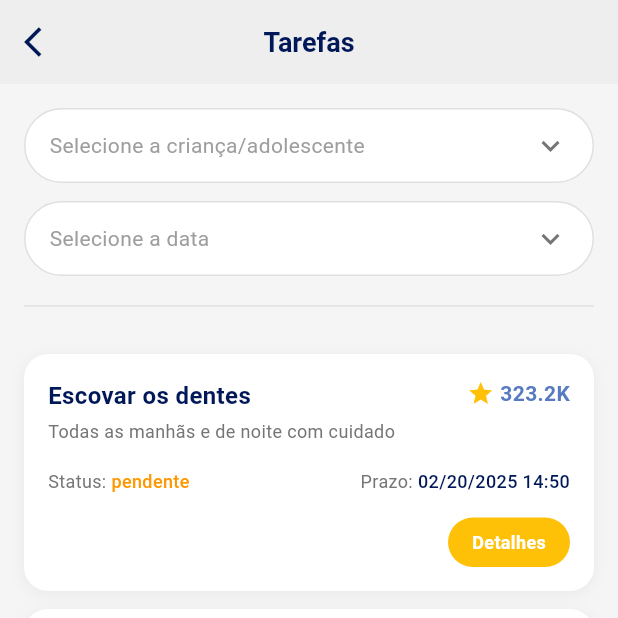
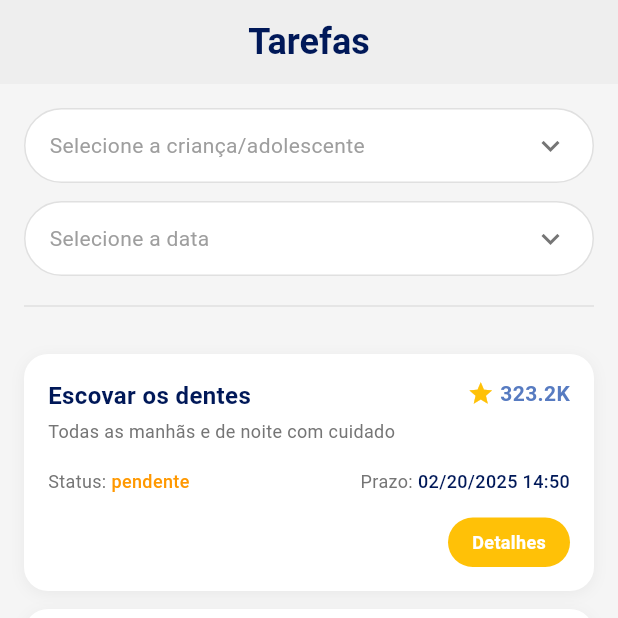
Before and after one commit to vikkev/flutter_jornada_kids, a Flutter app: the HomePage screen opened directly with empty values, swiped to page 2, on a phone screen of 412 x 824 dp, the top half of it. Run offline on Flutter 3.47's test engine with Material 3 defaults, Android fonts, the phone set to English and light mode, and no system bars.

Commit message:
UPDATE: Bug fix

```diff
--- a/lib/app/ui/pages/achievments/achievments_page.dart
+++ b/lib/app/ui/pages/achievments/achievments_page.dart
@@ -1,6 +1,8 @@
 import 'package:flutter/material.dart';
 
 class AchievementsPage extends StatelessWidget {
+  const AchievementsPage({super.key});
+
   @override
   Widget build(BuildContext context) {
     return SafeArea(
--- a/lib/app/ui/pages/auth/login/login_page.dart
+++ b/lib/app/ui/pages/auth/login/login_page.dart
@@ -136,7 +136,7 @@ class _LoginPageState extends State<LoginPage> {
                             : AppColors.primary,
                         foregroundColor: Colors.white,
                         disabledBackgroundColor: AppColors.primary,
-                        disabledForegroundColor: Colors.white.withOpacity(0.8),
+                        disabledForegroundColor: Colors.white.withAlpha(204),
                         shape: RoundedRectangleBorder(
                           borderRadius: BorderRadius.circular(8),
                         ),
--- a/lib/app/ui/pages/auth/user_register/register_page_child.dart
+++ b/lib/app/ui/pages/auth/user_register/register_page_child.dart
@@ -135,7 +135,7 @@ class _RegisterPageChildState extends State<RegisterPageChild> {
                             : AppColors.primary,
                         foregroundColor: Colors.white,
                         disabledBackgroundColor: AppColors.primary,
-                        disabledForegroundColor: Colors.white.withOpacity(0.8),
+                        disabledForegroundColor: Colors.white.withAlpha(204),
                         shape: RoundedRectangleBorder(
                           borderRadius: BorderRadius.circular(8),
                         ),
--- a/lib/app/ui/pages/auth/user_register/register_page_responsible.dart
+++ b/lib/app/ui/pages/auth/user_register/register_page_responsible.dart
@@ -148,7 +148,7 @@ class _RegisterPageResponsibleState extends State<RegisterPageResponsible> {
                       : AppColors.primary,
                   foregroundColor: Colors.white,
                   disabledBackgroundColor: AppColors.primary,
-                  disabledForegroundColor: Colors.white.withOpacity(0.8),
+                  disabledForegroundColor: Colors.white.withAlpha(204),
                   shape: RoundedRectangleBorder(
                     borderRadius: BorderRadius.circular(8),
                   ),
--- a/lib/app/ui/pages/home/home_page.dart
+++ b/lib/app/ui/pages/home/home_page.dart
@@ -61,9 +61,9 @@ class _HomePageState extends State<HomePage> {
           Expanded(
             child: Container(
               width: double.infinity,
-              decoration: const BoxDecoration(
-                color: Colors.white,
-                borderRadius: BorderRadius.only(
+              decoration: BoxDecoration(
+                color: Colors.grey.shade100,
+                borderRadius: const BorderRadius.only(
                   topLeft: Radius.circular(24),
                   topRight: Radius.circular(24),
                 ),
--- a/lib/app/ui/pages/settings/settings_page.dart
+++ b/lib/app/ui/pages/settings/settings_page.dart
@@ -1,6 +1,8 @@
 import 'package:flutter/material.dart';
 
 class SettingsPage extends StatelessWidget {
+  const SettingsPage({super.key});
+
   @override
   Widget build(BuildContext context) {
     return SafeArea(
--- a/lib/app/ui/pages/tasks/tasks_page.dart
+++ b/lib/app/ui/pages/tasks/tasks_page.dart
@@ -22,17 +22,14 @@ class TasksPage extends StatelessWidget {
         backgroundColor: Colors.grey.shade200,
         elevation: 0,
         centerTitle: true,
+        automaticallyImplyLeading: false,  // Impede a exibição do botão de voltar
         title: const Text(
           'Tarefas',
           style: TextStyle(
             color: AppColors.darkText,
             fontWeight: FontWeight.bold,
-            fontSize: 18,
+            fontSize: 24,
           ),
-        ),
-        leading: IconButton(
-          icon: const Icon(Icons.arrow_back_ios, color: AppColors.darkText),
-          onPressed: () => Navigator.of(context).pop(),
         ),
       ),
       body: Column(
@@ -156,7 +153,7 @@ class TaskCard extends StatelessWidget {
         borderRadius: BorderRadius.circular(16),
         boxShadow: [
           BoxShadow(
-            color: Colors.black.withOpacity(0.05),
+            color: Colors.black.withAlpha(13),
             blurRadius: 8,
             offset: const Offset(0, 2),
           ),
--- a/lib/app/ui/widgets/app_navbar.dart
+++ b/lib/app/ui/widgets/app_navbar.dart
@@ -30,7 +30,7 @@ class _AppBottomNavbarState extends State<AppBottomNavbar> {
         color: AppColors.darkBlue,
         boxShadow: [
           BoxShadow(
-            color: Colors.black.withOpacity(0.5),
+            color: Colors.black.withAlpha(128),
             blurRadius: 10,
             offset: const Offset(0, -1),
           ),
@@ -59,7 +59,7 @@ class _AppBottomNavbarState extends State<AppBottomNavbar> {
         child: Icon(
           icon,
           size: 28,
-          color: isSelected ? Colors.white : Colors.white.withOpacity(0.7),
+          color: isSelected ? Colors.white : Colors.white.withAlpha(179),
         ),
       ),
     );
--- a/lib/app/ui/widgets/create_task_widget.dart
+++ b/lib/app/ui/widgets/create_task_widget.dart
@@ -40,7 +40,7 @@ class CreateTaskWidget extends StatelessWidget {
                 borderRadius: BorderRadius.circular(8),
               ),
               elevation: 4,
-              shadowColor: Colors.black.withOpacity(1),
+              shadowColor: Colors.black.withAlpha(255),
             ),
             child: const Text(
               'Criar',
--- a/pubspec.yaml
+++ b/pubspec.yaml
@@ -28,6 +28,7 @@ environment:
 # the latest version available on pub.dev. To see which dependencies have newer
 # versions available, run `flutter pub outdated`.
 dependencies:
+  intl: ^0.19.0
   flutter:
     sdk: flutter
 
```
Also changed, not shown: lib/app/ui/pages/auth/welcome_page.dart (+5 -3 lines), lib/app/ui/widgets/ranking_widget.dart (+11 -11 lines), lib/app/ui/widgets/score_widget.dart (+6 -6 lines), pubspec.lock.
